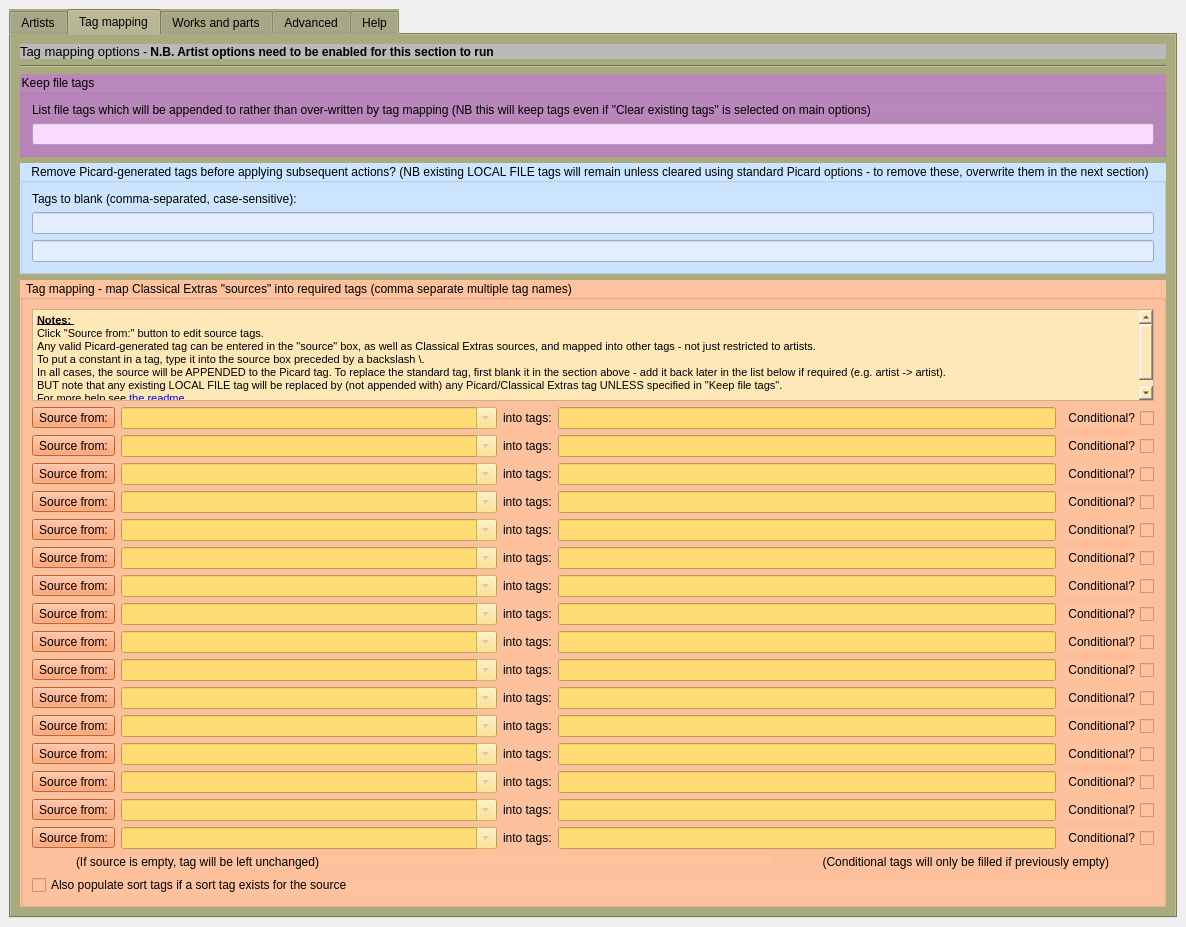
metabrainz/picard-plugins, file plugins/classical_extras/options_classical_extras.ui: the form before one commit.
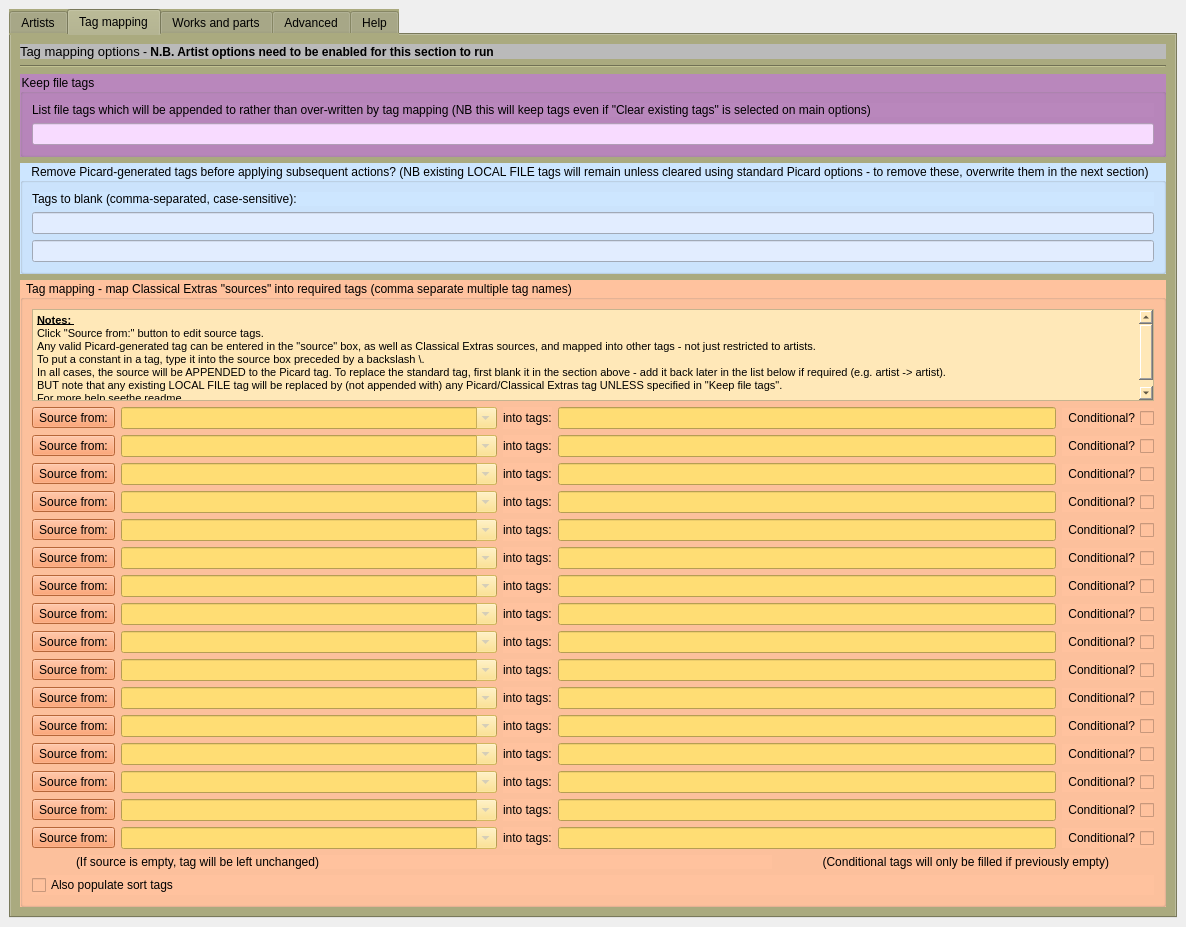
The form after the commit. The open tabs and pages were chosen to show the change.

```diff
--- a/plugins/classical_extras/options_classical_extras.ui
+++ b/plugins/classical_extras/options_classical_extras.ui
@@ -1164,7 +1164,7 @@
 &lt;p style=&quot; margin-top:0px; margin-bottom:0px; margin-left:0px; margin-right:0px; -qt-block-indent:0; text-indent:0px;&quot;&gt;To put a constant in a tag, type it into the source box preceded by a backslash \.&lt;/p&gt;
 &lt;p style=&quot; margin-top:0px; margin-bottom:0px; margin-left:0px; margin-right:0px; -qt-block-indent:0; text-indent:0px;&quot;&gt;In all cases, the source will be APPENDED to the Picard tag. To replace the standard tag, first blank it in the section above - add it back later in the list below if required (e.g. artist -&amp;gt; artist).&lt;/p&gt;
 &lt;p style=&quot; margin-top:0px; margin-bottom:0px; margin-left:0px; margin-right:0px; -qt-block-indent:0; text-indent:0px;&quot;&gt;BUT note that any existing LOCAL FILE tag will be replaced by (not appended with) any Picard/Classical Extras tag UNLESS specified in &amp;quot;Keep file tags&amp;quot;.&lt;/p&gt;
-&lt;p style=&quot; margin-top:0px; margin-bottom:0px; margin-left:0px; margin-right:0px; -qt-block-indent:0; text-indent:0px;&quot;&gt;For more help see &lt;a href=&quot;https://github.com/metabrainz/picard-plugins/blob/1.0/plugins/classical_extras/Readme.md&quot;&gt;&lt;span style=&quot; text-decoration: underline; color:#0000ff;&quot;&gt;the readme&lt;/span&gt;&lt;/a&gt;.&lt;/p&gt;&lt;/body&gt;&lt;/html&gt;</string>
+&lt;p style=&quot; margin-top:0px; margin-bottom:0px; margin-left:0px; margin-right:0px; -qt-block-indent:0; text-indent:0px;&quot;&gt;For more help seethe readme.&lt;/p&gt;&lt;/body&gt;&lt;/html&gt;</string>
             </property>
            </widget>
           </item>
@@ -4043,7 +4043,7 @@
              <enum>Qt::LeftToRight</enum>
             </property>
             <property name="text">
-             <string>Also populate sort tags if a sort tag exists for the source</string>
+             <string>Also populate sort tags</string>
             </property>
            </widget>
           </item>
```
Left out of the diff: 58 changed lines with no effect on the pictures.
